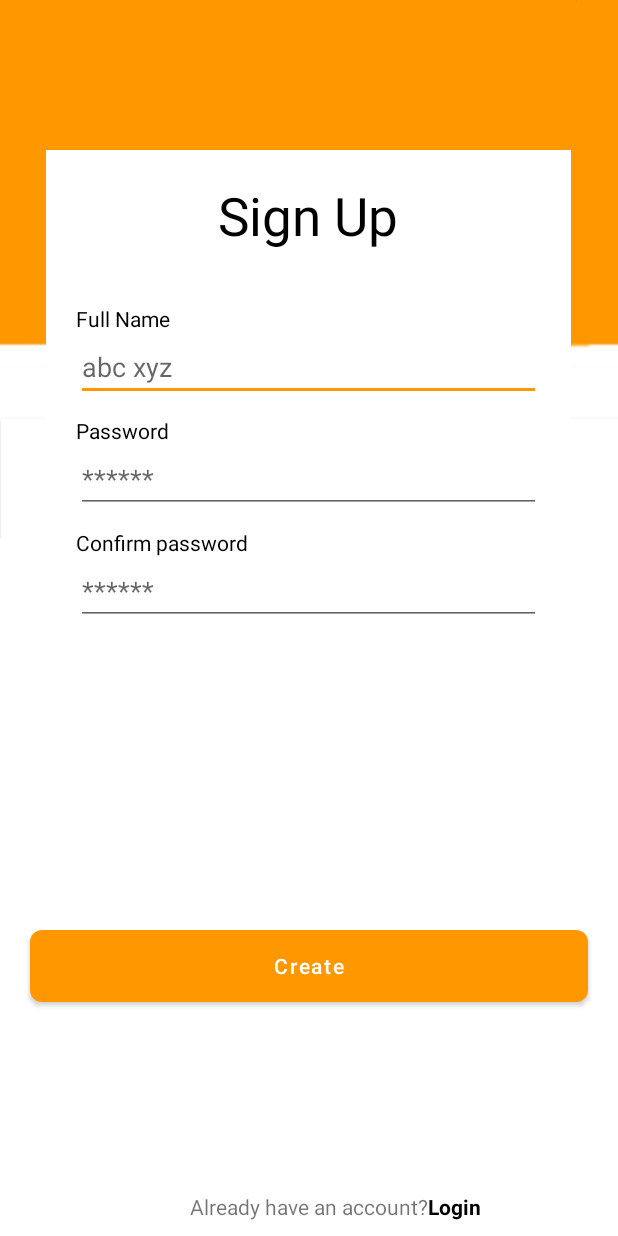
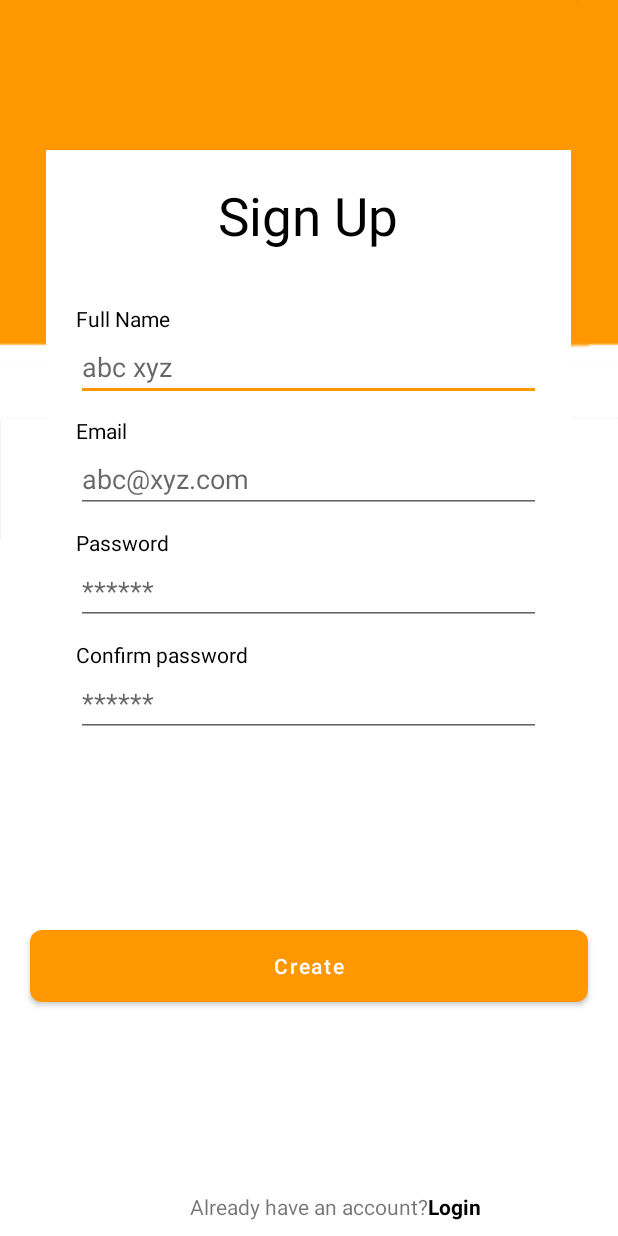
Before and after one commit to UshnaMaheen84/eNotes, an Android app: the Signup screen opened directly, with no data from a screen before it, on a phone screen of 412 x 824 dp. Run offline under Robolectric (Android 15) with nearby library versions, the phone set to English and light mode, and no system bars.

Commit message:
Signup Signun retrofit

```diff
--- a/app/src/main/res/layout/activity_signup.xml
+++ b/app/src/main/res/layout/activity_signup.xml
@@ -53,6 +53,30 @@
             >
 
         </EditText>
+     <TextView
+            android:layout_width="wrap_content"
+            android:layout_height="wrap_content"
+            android:text="Email"
+            android:layout_marginLeft="20dp"
+            android:layout_marginRight="20dp"
+            android:layout_marginTop="10dp"
+            android:textColor="@color/black"
+            >
+
+        </TextView>
+        <EditText
+            android:id="@+id/email_address"
+            android:layout_width="match_parent"
+            android:layout_height="wrap_content"
+            android:hint="abc@xyz.com"
+            android:layout_marginLeft="20dp"
+            android:layout_marginRight="20dp"
+            android:textColor="@color/black"
+
+            >
+
+        </EditText>
+
 
 
         <TextView
```
Also changed, not shown: app/src/main/java/com/example/enotes/Login.kt (+45 -7 lines), app/src/main/java/com/example/enotes/Signup.kt (+47 -3 lines), app/src/main/java/com/example/enotes/api/ApiClientSignupLogin.kt (added, +33 -0 lines), app/src/main/java/com/example/enotes/api/ApiServiceSignupLogin.kt (added, +19 -0 lines), app/src/main/java/com/example/enotes/models/request/LoginRequest.kt (added, +7 -0 lines), app/src/main/java/com/example/enotes/models/request/RegisterRequest.kt (added, +8 -0 lines), app/src/main/java/com/example/enotes/models/response/LoginResponse.kt (added, +8 -0 lines), app/src/main/java/com/example/enotes/models/response/RegisterResponse.kt (added, +8 -0 lines), app/src/main/res/layout/activity_login.xml (+16 -27 lines).
